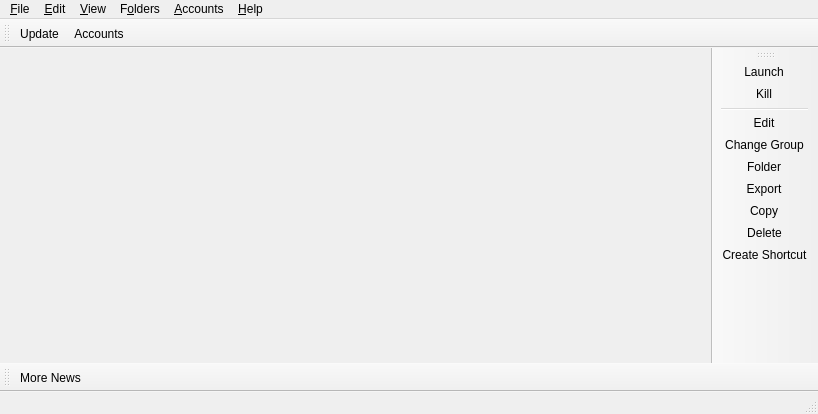
Above: launcher/ui/MainWindow.ui from sebastianmiletic/stellarlauncher before the change. Below: the same form after it.
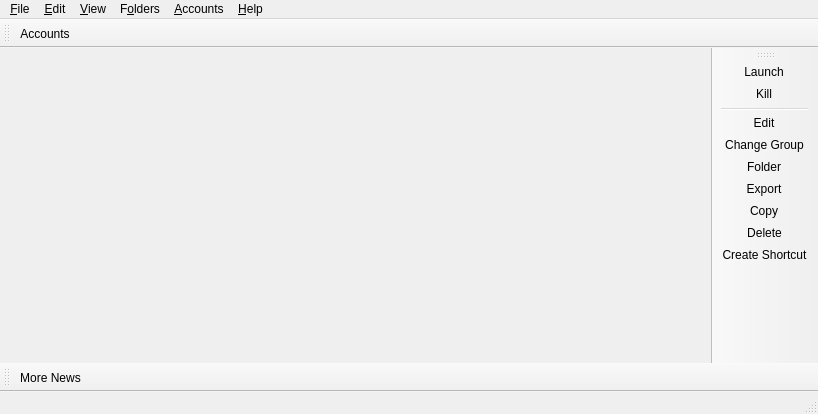
That is the form after the change. Icons and pictures are not drawn. Custom widgets are drawn as their Qt base class.

```diff
--- a/launcher/ui/MainWindow.ui
+++ b/launcher/ui/MainWindow.ui
@@ -49,7 +49,6 @@
    <attribute name="toolBarBreak">
     <bool>false</bool>
    </attribute>
-   <addaction name="actionCheckUpdate"/>
    <addaction name="actionAccountsButton"/>
   </widget>
   <widget class="QToolBar" name="newsToolBar">
```
